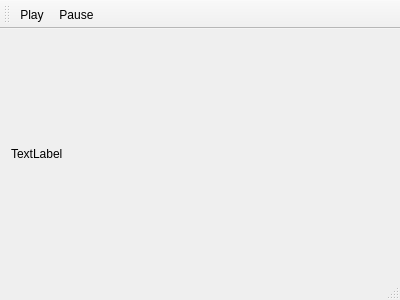
Qt form LicensePlateExtractor/mainwindow.ui (dworak/licence-plate-extractor) before a commit.
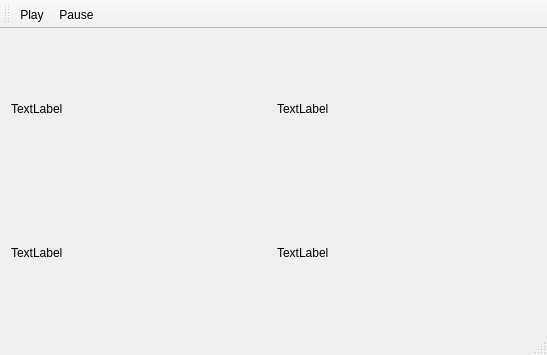
The same form after that commit.

Commit message: sobel i gauss

The edit to the form file:
```diff
--- a/LicensePlateExtractor/mainwindow.ui
+++ b/LicensePlateExtractor/mainwindow.ui
@@ -6,8 +6,8 @@
    <rect>
     <x>0</x>
     <y>0</y>
-    <width>400</width>
-    <height>300</height>
+    <width>547</width>
+    <height>355</height>
    </rect>
   </property>
   <property name="windowTitle">
@@ -16,11 +16,43 @@
   <widget class="QWidget" name="centralWidget">
    <layout class="QHBoxLayout" name="horizontalLayout">
     <item>
-     <widget class="QLabel" name="label">
-      <property name="text">
-       <string>TextLabel</string>
-      </property>
-     </widget>
+     <layout class="QHBoxLayout" name="horizontalLayout_2">
+      <item>
+       <layout class="QGridLayout" name="gridLayout">
+        <property name="spacing">
+         <number>6</number>
+        </property>
+        <item row="0" column="0">
+         <widget class="QLabel" name="label">
+          <property name="text">
+           <string>TextLabel</string>
+          </property>
+         </widget>
+        </item>
+        <item row="1" column="0">
+         <widget class="QLabel" name="label_3">
+          <property name="text">
+           <string>TextLabel</string>
+          </property>
+         </widget>
+        </item>
+        <item row="1" column="1">
+         <widget class="QLabel" name="label_4">
+          <property name="text">
+           <string>TextLabel</string>
+          </property>
+         </widget>
+        </item>
+        <item row="0" column="1">
+         <widget class="QLabel" name="label_2">
+          <property name="text">
+           <string>TextLabel</string>
+          </property>
+         </widget>
+        </item>
+       </layout>
+      </item>
+     </layout>
     </item>
    </layout>
   </widget>
```
Left out of the diff: 4 changed lines with no effect on the pictures. The commit also changes 2 other files.
